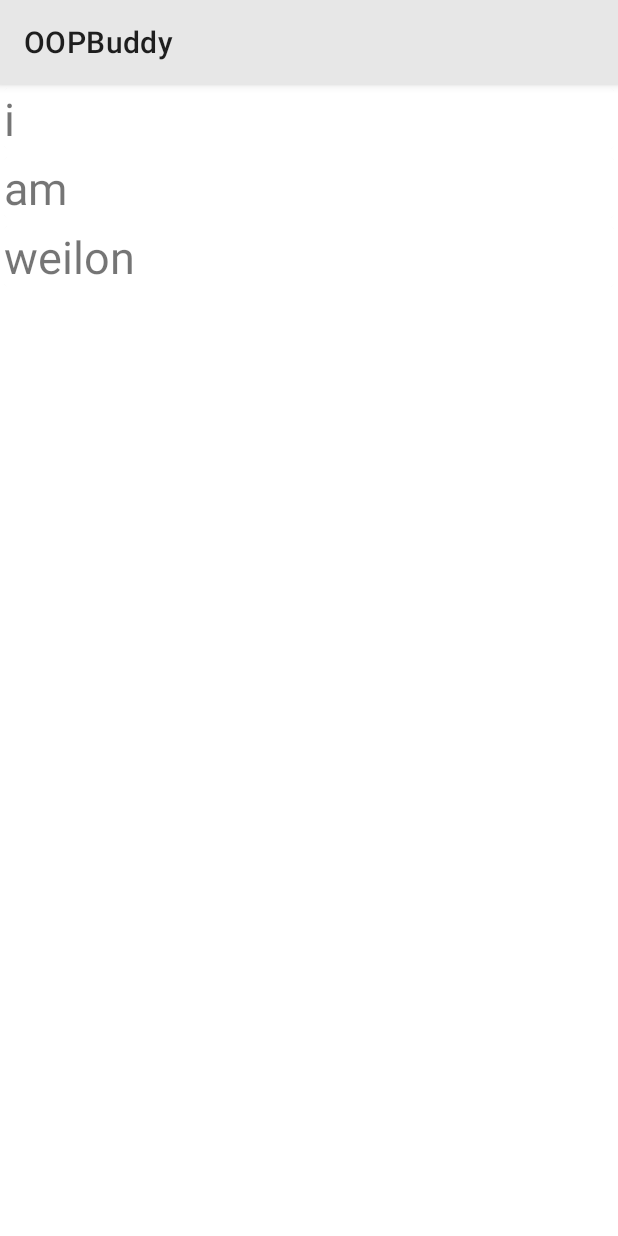
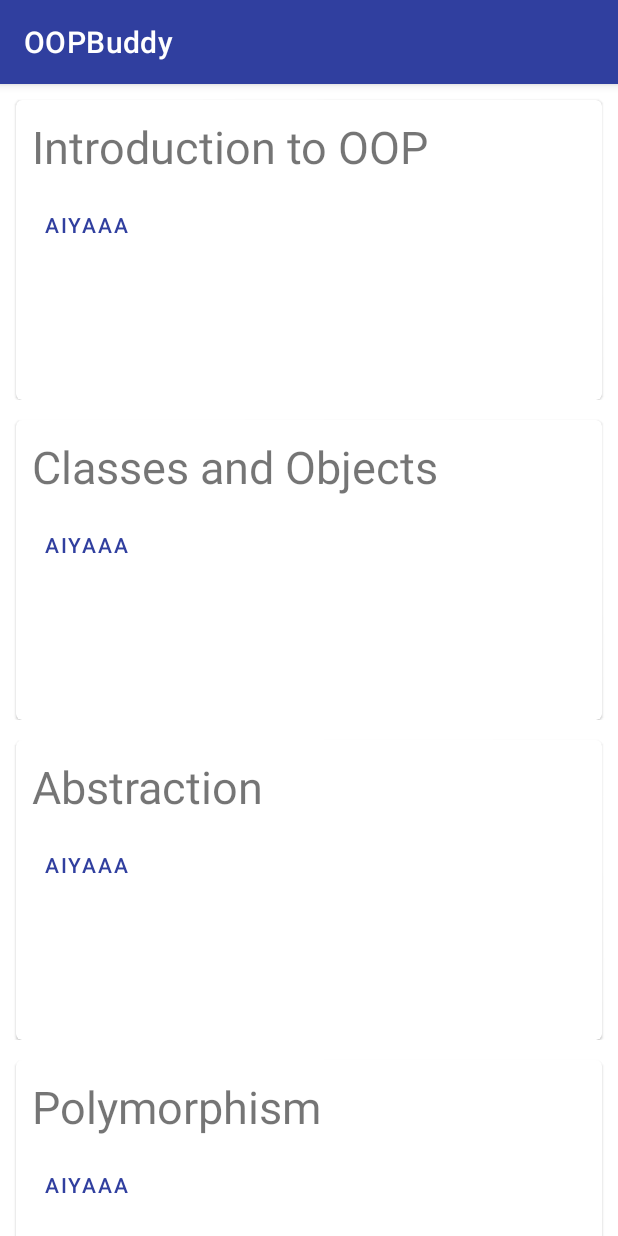
Before and after one commit to WeilonYing/INFS3634-Assignment, an Android app: the screen it shows after launch (MainActivity), on a phone screen of 412 x 824 dp. Run offline under Robolectric (Android 15) with nearby library versions, the phone set to English and light mode, and no system bars.

Commit message:
Title cards are now read from a JSON file

```diff
--- a/app/build.gradle
+++ b/app/build.gradle
@@ -24,6 +24,7 @@ dependencies {
     compile 'com.android.support:appcompat-v7:26.1.0'
     compile 'com.google.android.material:material:1.0.0'
     compile 'com.android.support.constraint:constraint-layout:1.1.3'
+    compile 'com.google.code.gson:gson:2.8.5'
     testCompile 'junit:junit:4.12'
     androidTestCompile('com.android.support.test.espresso:espresso-core:3.0.2', {
         exclude group: 'com.android.support', module: 'support-annotations'
--- /dev/null
+++ b/app/src/main/assets/Titles.json
@@ -0,0 +1,26 @@
+[
+  {
+    "title": "Introduction to OOP",
+    "filename": "Introduction.md"
+  },
+  {
+    "title": "Classes and Objects",
+    "filename": "Classes_and_Objects.md"
+  },
+  {
+    "title": "Abstraction",
+    "filename": "Abstraction.md"
+  },
+  {
+    "title": "Polymorphism",
+    "filename": "Polymorphism.md"
+  },
+  {
+    "title": "Inheritance",
+    "filename": "Inheritance.md"
+  },
+  {
+    "title": "Encapsulation",
+    "filename": "Encapsulation.md"
+  }
+]
--- /dev/null
+++ b/app/src/main/java/moe/whale/oopbuddy/Chapter.java
@@ -0,0 +1,27 @@
+package moe.whale.oopbuddy;
+
+/**
+ * Chapter
+ * JSON wrapper class for defining a chapter's title and the path to the file containing the contents
+ * of the chapter.
+ */
+public class Chapter {
+    String title;
+    String filename;
+
+    /**
+     * Get the title of the chapter
+     * @return The title of the chapter
+     */
+    public String getTitle() {
+        return this.title;
+    }
+
+    /**
+     * Get the filename of the chapter
+     * @return the filename of the chapter
+     */
+    public String getFilename() {
+        return this.filename;
+    }
+}
--- a/app/src/main/java/moe/whale/oopbuddy/MainActivity.java
+++ b/app/src/main/java/moe/whale/oopbuddy/MainActivity.java
@@ -4,26 +4,54 @@ import android.support.v7.app.AppCompatActivity;
 import android.os.Bundle;
 import androidx.recyclerview.widget.LinearLayoutManager;
 import androidx.recyclerview.widget.RecyclerView;
+import com.google.gson.Gson;
 import moe.whale.oopbuddy.views.RecyclerViewAdapter;
+import java.io.IOException;
+import java.io.InputStream;
+import java.util.Arrays;
 
-import java.util.ArrayList;
-import java.util.Arrays;
-import java.util.Collections;
-
+/**
+ * MainActivity.java
+ * Entry point for the OOPBuddy app
+ */
 public class MainActivity extends AppCompatActivity {
 
+    /**
+     * Create the main activity
+     * @param savedInstanceState The given state of the app if it was opened in the past
+     */
     @Override
     protected void onCreate(Bundle savedInstanceState) {
         super.onCreate(savedInstanceState);
         setContentView(R.layout.activity_main);
-        String[] items = new String[] {"i", "am", "weilon"};
+        String chapterString = loadStringFromAsset("Titles.json");
+        System.out.println(chapterString);
+        Gson gson = new Gson();
+        Chapter[] chapters = gson.fromJson(chapterString, Chapter[].class);
         RecyclerView recyclerView = findViewById(R.id.topic_recycler_view);
-        RecyclerViewAdapter recyclerViewAdapter = new RecyclerViewAdapter(Arrays.asList(items));
+        RecyclerViewAdapter recyclerViewAdapter = new RecyclerViewAdapter(Arrays.asList(chapters));
         LinearLayoutManager linearLayoutManager = new LinearLayoutManager(getApplicationContext());
 
         recyclerView.setHasFixedSize(true);
         recyclerView.setLayoutManager(linearLayoutManager);
         recyclerView.setAdapter(recyclerViewAdapter);
+    }
 
+    /**
+     * Loads string from a given asset text file
+     * @param filePath The path to the text file from src.main.assets
+     * @return A string containing the text read from the file
+     */
+    private String loadStringFromAsset(String filePath) {
+        // Code written with assistance from StackOverflow: https://stackoverflow.com/a/13814551
+        try {
+            InputStream input = getApplicationContext().getAssets().open(filePath);
+            byte[] textBuffer = new byte[input.available()];
+            input.read(textBuffer);
+            return new String(textBuffer, "UTF-8");
+        } catch (IOException e) {
+            e.printStackTrace();
+            return null;
+        }
     }
 }
--- a/app/src/main/java/moe/whale/oopbuddy/views/RecyclerViewAdapter.java
+++ b/app/src/main/java/moe/whale/oopbuddy/views/RecyclerViewAdapter.java
@@ -6,14 +6,23 @@ import android.view.View;
 import android.view.ViewGroup;
 import androidx.annotation.NonNull;
 import androidx.recyclerview.widget.RecyclerView;
+import moe.whale.oopbuddy.Chapter;
 import moe.whale.oopbuddy.R;
 
 import java.util.List;
 
+/**
+ * RecyclerViewAdapter
+ * Used for displaying chapter titles using Material Card views
+ */
 public class RecyclerViewAdapter extends RecyclerView.Adapter<RecyclerViewHolder> {
-    private List<String> objects;
+    private List<Chapter> objects;
 
-    public RecyclerViewAdapter(List<String> objects) {
+    /**
+     * Construct the adapter using given chapters
+     * @param objects A list of chapter objects
+     */
+    public RecyclerViewAdapter(List<Chapter> objects) {
         super();
         this.objects = objects;
     }
@@ -30,7 +39,7 @@ public class RecyclerViewAdapter extends RecyclerView.Adapter<RecyclerViewHolder
 
     @Override
     public void onBindViewHolder(@NonNull RecyclerViewHolder recyclerViewHolder, int i) {
-        recyclerViewHolder.mTopicText.setText(this.objects.get(i));
+        recyclerViewHolder.mTopicText.setText(this.objects.get(i).getTitle());
     }
 
     @Override
--- a/app/src/main/java/moe/whale/oopbuddy/views/RecyclerViewHolder.java
+++ b/app/src/main/java/moe/whale/oopbuddy/views/RecyclerViewHolder.java
@@ -8,21 +8,30 @@ import androidx.recyclerview.widget.RecyclerView;
 import com.google.android.material.card.MaterialCardView;
 import moe.whale.oopbuddy.R;
 
+/**
+ * RecyclerViewHolder
+ * Provides programming logic for each RecyclerView item for displaying Material Card views
+ */
 public class RecyclerViewHolder extends RecyclerView.ViewHolder implements View.OnClickListener {
     View mView;
     MaterialCardView mCardView;
     TextView mTopicText;
 
+    /**
+     * Constructor for the RecyclerViewHolder, given an item view.
+     * @param itemView the item view provided by the recycler view adapter
+     */
     public RecyclerViewHolder(@NonNull View itemView) {
         super(itemView);
         itemView.setOnClickListener(this);
         mView = itemView;
-
-        //mCardView = itemView.findViewById(R.id.topic_card_view);
         mTopicText = itemView.findViewById(R.id.topic_text);
-        mTopicText.setText("blah");
     }
 
+    /**
+     * Defines logic to be run when the holder's view has been tapped/clicked
+     * @param view The view being tapped/clicked on.
+     */
     @Override
     public void onClick(View view) {
         // TODO: Implement this
--- /dev/null
+++ b/app/src/main/res/drawable/card_background.xml
@@ -0,0 +1,21 @@
+<?xml version="1.0" encoding="utf-8"?>
+<layer-list xmlns:android="http://schemas.android.com/apk/res/android">
+
+    <item>
+        <shape android:shape="rectangle">
+            <solid android:color="#BDBDBD"/>
+            <corners android:radius="5dp"/>
+        </shape>
+    </item>
+
+    <item
+        android:left="0dp"
+        android:right="0dp"
+        android:top="0dp"
+        android:bottom="2dp">
+        <shape android:shape="rectangle">
+            <solid android:color="#ffffff"/>
+            <corners android:radius="5dp"/>
+        </shape>
+    </item>
+</layer-list>
--- a/app/src/main/res/layout/topic_card_view.xml
+++ b/app/src/main/res/layout/topic_card_view.xml
@@ -6,18 +6,40 @@
     android:layout_margin="1sp">
 
     <com.google.android.material.card.MaterialCardView
+        style="@style/Widget.MaterialComponents.CardView"
+        android:background="@drawable/card_background"
         android:layout_width="match_parent"
         android:layout_height="wrap_content"
-        android:id="@+id/topic_card_view">
+        android:layout_marginLeft="@dimen/mtrl_card_spacing"
+        android:layout_marginTop="@dimen/mtrl_card_spacing"
+        android:layout_marginRight="@dimen/mtrl_card_spacing"
+        android:minHeight="200dp">
+
+        <LinearLayout xmlns:android="http://schemas.android.com/apk/res/android"
+            android:layout_width="match_parent"
+            android:layout_height="wrap_content"
+            android:padding="1sp"
+            android:layout_margin="1sp"
+            android:orientation="vertical">
 
             <TextView
                 android:layout_width="wrap_content"
                 android:layout_height="wrap_content"
+                android:layout_margin="@dimen/mtrl_card_spacing"
                 android:id="@+id/topic_text"
                 android:layout_alignParentTop="true"
                 android:textSize="30sp"
                 />
 
+            <com.google.android.material.button.MaterialButton
+                android:id="@+id/material_text_button"
+                style="@style/Widget.MaterialComponents.Button.TextButton"
+                android:layout_width="wrap_content"
+                android:layout_height="wrap_content"
+                android:text="AIYAAA"/>
+        </LinearLayout>
+
+
     </com.google.android.material.card.MaterialCardView>
 
 </LinearLayout>
--- a/app/src/main/res/values/colors.xml
+++ b/app/src/main/res/values/colors.xml
@@ -1,6 +1,7 @@
 <?xml version="1.0" encoding="utf-8"?>
 <resources>
-    <color name="colorPrimary">#e7e7e7</color>
+    <!--<color name="colorPrimary">#e7e7e7</color>-->
+    <color name="colorPrimary">#303F9F</color>
     <color name="colorPrimaryDark">#303F9F</color>
     <color name="colorAccent">#FF4081</color>
 </resources>
--- a/app/src/main/res/values/styles.xml
+++ b/app/src/main/res/values/styles.xml
@@ -1,7 +1,7 @@
 <resources>
 
     <!-- Base application theme. -->
-    <style name="AppTheme" parent="Theme.MaterialComponents.Light">
+    <style name="AppTheme" parent="Theme.MaterialComponents.Light.DarkActionBar">
         <!-- Customize your theme here. -->
         <item name="colorPrimary">@color/colorPrimary</item>
         <item name="colorPrimaryDark">@color/colorPrimaryDark</item>
```
Also changed, not shown: 8 other files. Lines whose indentation alone changed are shown as unchanged.
